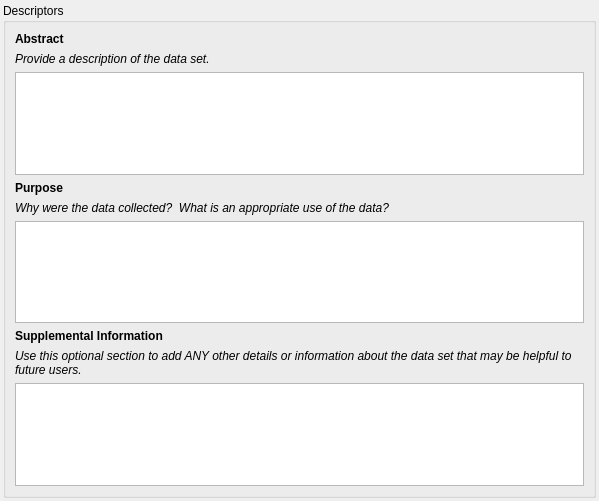
Before: the Qt Designer form pymdwizard/gui/ui_files/Descriptor.ui in DOI-USGS/fort-pymdwizard, drawn with Qt 5.
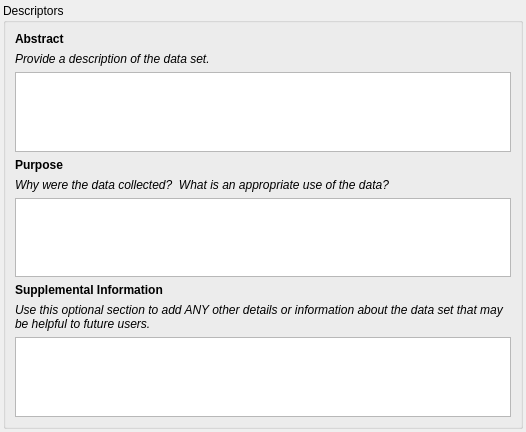
After: the same form once the commit is applied.

What changed in the file:
```diff
--- a/pymdwizard/gui/ui_files/Descriptor.ui
+++ b/pymdwizard/gui/ui_files/Descriptor.ui
@@ -6,8 +6,8 @@
    <rect>
     <x>0</x>
     <y>0</y>
-    <width>599</width>
-    <height>501</height>
+    <width>526</width>
+    <height>432</height>
    </rect>
   </property>
   <property name="windowTitle">
@@ -56,6 +56,9 @@
           <italic>true</italic>
          </font>
         </property>
+        <property name="styleSheet">
+         <string notr="true">font: italic;</string>
+        </property>
         <property name="text">
          <string>Provide a description of the data set.</string>
         </property>
@@ -107,6 +110,9 @@
           <italic>true</italic>
          </font>
         </property>
+        <property name="styleSheet">
+         <string notr="true">font: italic;</string>
+        </property>
         <property name="text">
          <string>Why were the data collected?  What is an appropriate use of the data?</string>
         </property>
@@ -158,6 +164,9 @@
           <italic>true</italic>
          </font>
         </property>
+        <property name="styleSheet">
+         <string notr="true">font: italic;</string>
+        </property>
         <property name="text">
          <string>Use this optional section to add ANY other details or information about the data set that may be helpful to future users.</string>
         </property>
```
